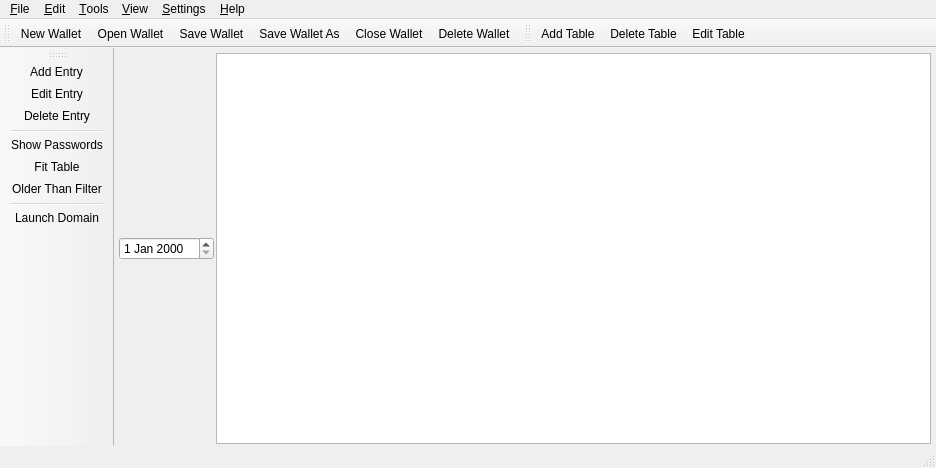
This is scr/mainwindow.ui in waltergallegog/SEcubeWallet as Qt 5 draws it before an edit. The edited form follows.
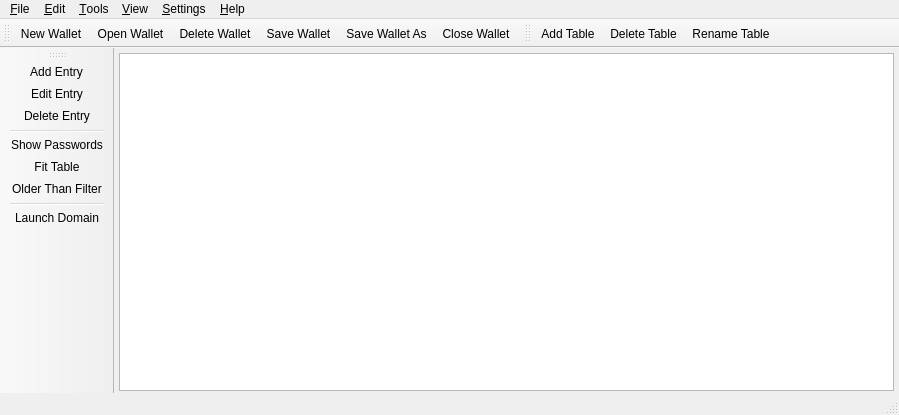
This is the edited form. Icons and pictures are not drawn. Custom widgets are drawn as their Qt base class.

What changed in the file:
```diff
--- a/scr/mainwindow.ui
+++ b/scr/mainwindow.ui
@@ -6,8 +6,8 @@
    <rect>
     <x>0</x>
     <y>0</y>
-    <width>936</width>
-    <height>468</height>
+    <width>899</width>
+    <height>415</height>
    </rect>
   </property>
   <property name="windowTitle">
@@ -33,7 +33,7 @@
     <property name="verticalSpacing">
      <number>0</number>
     </property>
-    <item row="1" column="1">
+    <item row="1" column="0">
      <widget class="QWidget" name="filtersWidget" native="true">
       <property name="sizePolicy">
        <sizepolicy hsizetype="Preferred" vsizetype="Fixed">
@@ -43,7 +43,7 @@
       </property>
      </widget>
     </item>
-    <item row="2" column="1">
+    <item row="2" column="0">
      <widget class="MyQTableView" name="tableView">
       <property name="sortingEnabled">
        <bool>true</bool>
@@ -53,9 +53,6 @@
       </attribute>
      </widget>
     </item>
-    <item row="2" column="0">
-     <widget class="QDateEdit" name="dateEdit"/>
-    </item>
    </layout>
   </widget>
   <widget class="QMenuBar" name="menuBar">
@@ -63,7 +60,7 @@
     <rect>
      <x>0</x>
      <y>0</y>
-     <width>936</width>
+     <width>899</width>
      <height>20</height>
     </rect>
    </property>
@@ -86,7 +83,7 @@
      <string>&amp;Edit</string>
     </property>
     <addaction name="action_Add_Table"/>
-    <addaction name="action_Edit_Table"/>
+    <addaction name="action_Rename_Table"/>
     <addaction name="action_Delete_Table"/>
     <addaction name="separator"/>
     <addaction name="action_Add_Entry"/>
@@ -144,10 +141,10 @@
    </attribute>
    <addaction name="action_New_Wallet"/>
    <addaction name="action_Open_Wallet"/>
+   <addaction name="action_Delete_Wallet"/>
    <addaction name="action_Save_Wallet"/>
    <addaction name="action_Save_Wallet_As"/>
    <addaction name="action_Close_Wallet"/>
-   <addaction name="action_Delete_Wallet"/>
   </widget>
   <widget class="QToolBar" name="tableTB">
    <property name="windowTitle">
@@ -167,7 +164,7 @@
    </attribute>
    <addaction name="action_Add_Table"/>
    <addaction name="action_Delete_Table"/>
-   <addaction name="action_Edit_Table"/>
+   <addaction name="action_Rename_Table"/>
   </widget>
   <widget class="QToolBar" name="entriesTB">
    <property name="windowTitle">
@@ -293,9 +290,9 @@
     <string>&amp;Close Wallet</string>
    </property>
   </action>
-  <action name="action_Edit_Table">
+  <action name="action_Rename_Table">
    <property name="text">
-    <string>Edit Table</string>
+    <string>&amp;Rename Table</string>
    </property>
   </action>
   <action name="action_Preferences">
```
